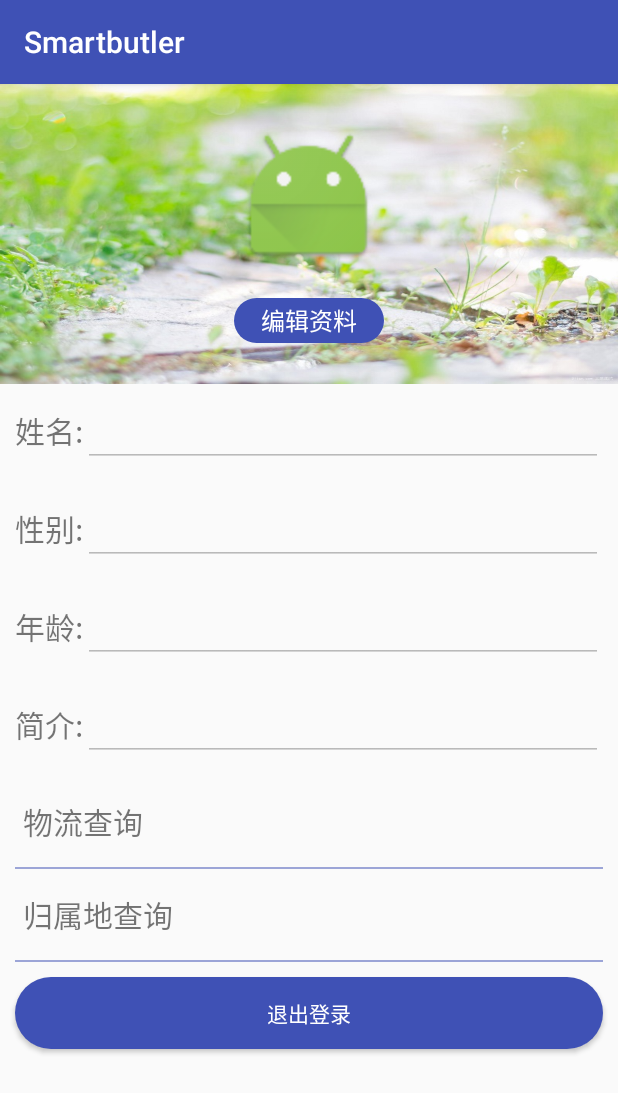
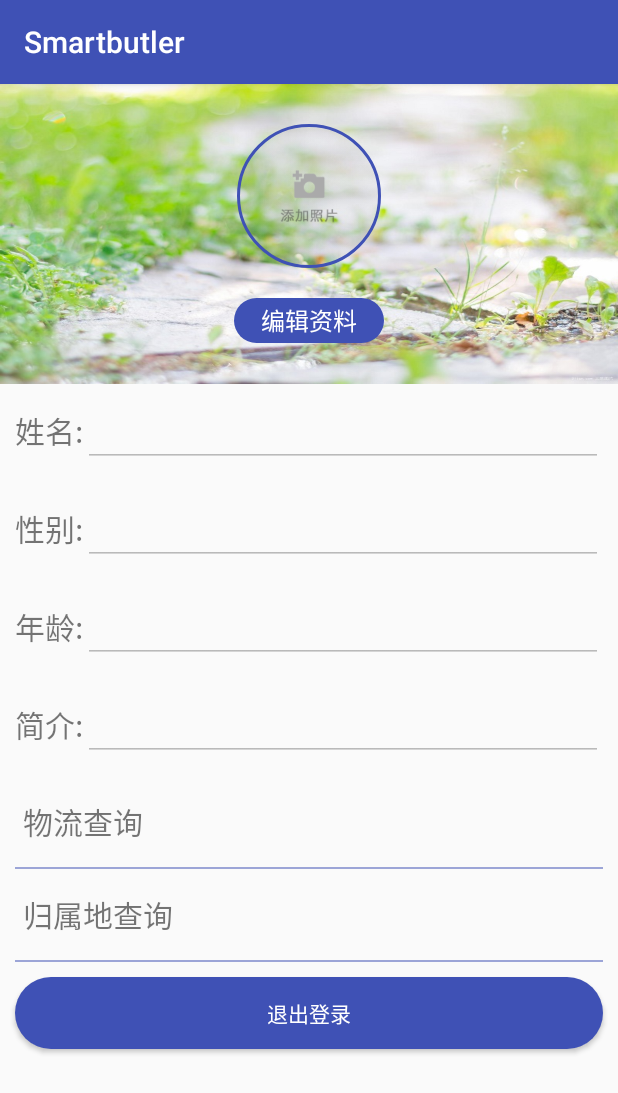
Before and after one commit to lxm-1990/lifeAsistance, an Android app: the fragment UserFragment shown on its own in the app's theme, on a phone screen of 412 x 824 dp. Shown: the top 1093 px of the screen. Run offline under Robolectric (Android 15) with nearby library versions, the light colour scheme and no system bars; our stand-ins replace CircleImageView; libraries missing offline, so code that uses them is left out: cn.bmob.v3; Roboto replaces fonts that are not available here; 1 statement that could not run was skipped.

Commit message:
自定义出现选择头像的dialog

```diff
--- a/app/build.gradle
+++ b/app/build.gradle
@@ -44,5 +44,6 @@ dependencies {
     compile 'cn.bmob.android:bmob-sdk:3.5.0'
     //如果你想应用能够兼容Android6.0，请添加此依赖(org.apache.http.legacy.jar)
     compile 'cn.bmob.android:http-legacy:1.0'
+    compile 'de.hdodenhof:circleimageview:2.1.0'
     testCompile 'junit:junit:4.12'
 }
--- a/app/src/main/java/com/lxm/smartbutler/fragment/UserFragment.java
+++ b/app/src/main/java/com/lxm/smartbutler/fragment/UserFragment.java
@@ -5,9 +5,11 @@ import android.content.Intent;
 import android.os.Bundle;
 import android.support.v4.app.Fragment;
 import android.text.TextUtils;
+import android.view.Gravity;
 import android.view.LayoutInflater;
 import android.view.View;
 import android.view.ViewGroup;
+import android.view.WindowManager;
 import android.widget.Button;
 import android.widget.EditText;
 import android.widget.TextView;
@@ -16,10 +18,12 @@ import android.widget.Toast;
 import com.lxm.smartbutler.R;
 import com.lxm.smartbutler.entity.MyUser;
 import com.lxm.smartbutler.ui.LoginActivity;
+import com.lxm.smartbutler.view.CustomDialog;
 
 import cn.bmob.v3.BmobUser;
 import cn.bmob.v3.exception.BmobException;
 import cn.bmob.v3.listener.UpdateListener;
+import de.hdodenhof.circleimageview.CircleImageView;
 
 /**
  * A simple {@link Fragment} subclass.
@@ -29,6 +33,9 @@ public class UserFragment extends Fragment implements View.OnClickListener{
     private Button btn_logOff,btn_sure_modify;
     private EditText et_name,et_age,et_sex,et_desc;
     private TextView tv_modify;
+    private CircleImageView takePic;
+    private CustomDialog dialog;
+    private Button take_pic,choose_pic,cancel;
     @Override
     public View onCreateView(LayoutInflater inflater, ViewGroup container,
                              Bundle savedInstanceState) {
@@ -58,6 +65,18 @@ public class UserFragment extends Fragment implements View.OnClickListener{
             et_desc.setText(user.getDesc());
         }
         setEnbled(false);
+
+        takePic = (CircleImageView) view.findViewById(R.id.profile_image);
+        takePic.setOnClickListener(this);
+        dialog = new CustomDialog(getActivity(), WindowManager.LayoutParams.MATCH_PARENT,WindowManager.LayoutParams.WRAP_CONTENT,R.layout.choose_pic_layout,R.style.theme_dialog, Gravity.BOTTOM);
+        dialog.setCancelable(false);
+
+        take_pic = (Button) dialog.findViewById(R.id.take_pic);
+        take_pic.setOnClickListener(this);
+        choose_pic = (Button) dialog.findViewById(R.id.choose_pic);
+        choose_pic.setOnClickListener(this);
+        cancel = (Button) dialog.findViewById(R.id.cancel);
+        cancel.setOnClickListener(this);
 
     }
 
@@ -115,6 +134,11 @@ public class UserFragment extends Fragment implements View.OnClickListener{
                 setEnbled(true);
                 btn_sure_modify.setVisibility(View.VISIBLE);
                 break;
+            case R.id.profile_image:
+                dialog.show();
+                break;
+            case R.id.cancel:
+                dialog.dismiss();
         }
     }
 }
--- a/app/src/main/res/layout/fragment_user.xml
+++ b/app/src/main/res/layout/fragment_user.xml
@@ -17,11 +17,13 @@
             android:gravity="center"
             android:orientation="vertical">
 
-            <ImageView
+            <de.hdodenhof.circleimageview.CircleImageView
                 android:id="@+id/profile_image"
                 android:layout_width="96dp"
                 android:layout_height="96dp"
-                android:src="@mipmap/ic_launcher" />
+                android:src="@drawable/add_pic"
+                app:civ_border_width="2dp"
+                app:civ_border_color="@color/colorPrimary"/>
 
             <TextView
                 android:id="@+id/edit_user"
```
Also changed, not shown: app/src/main/res/layout/choose_pic_layout.xml (added, +34 -0 lines).
